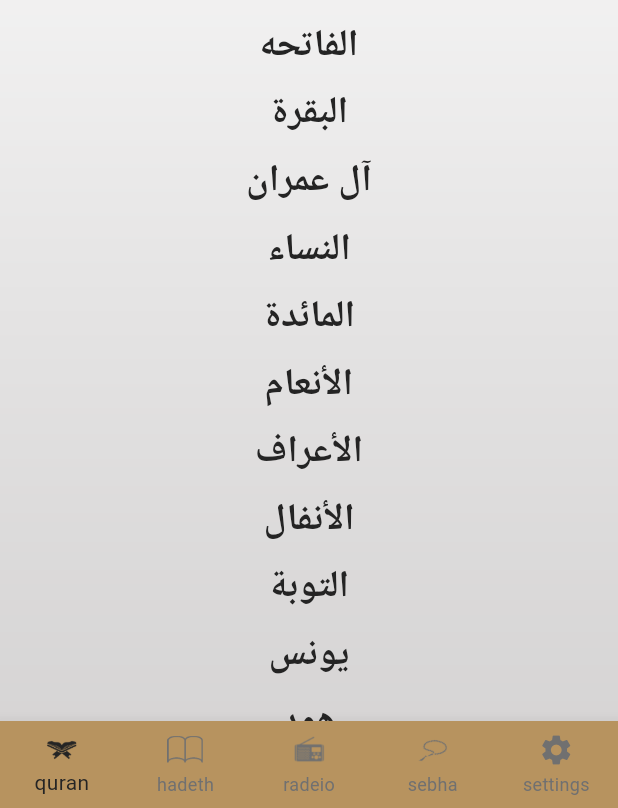
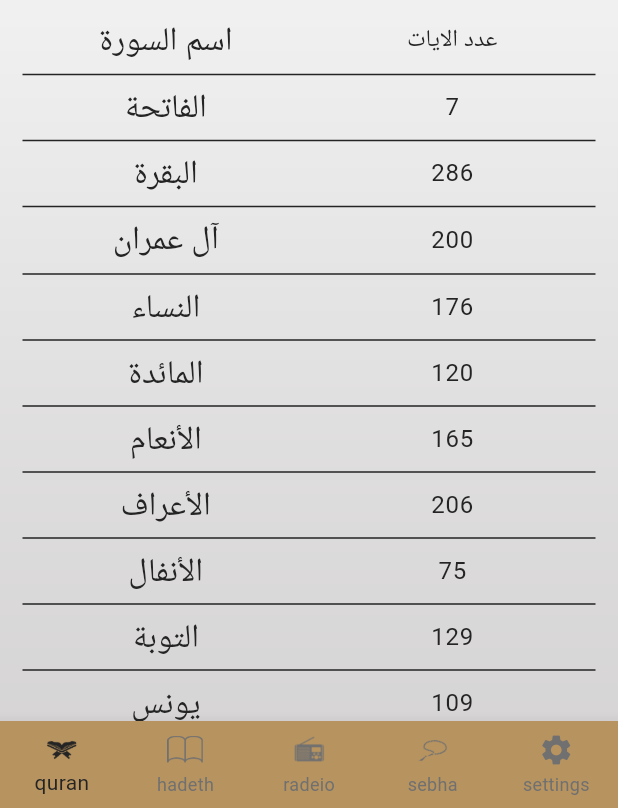
Before and after one commit to Amr-kh-dev/islame, a Flutter app: the screen it shows after launch, on a phone screen of 412 x 824 dp, the part 428-1236 px from its top. Run offline on Flutter 3.47's test engine with Material 3 defaults, Android fonts, the phone set to English and light mode, and no system bars; generated files the repository leaves out were written again.

Commit message:
finsh edit

```diff
--- a/lib/tabs/quran/quran.dart
+++ b/lib/tabs/quran/quran.dart
@@ -1,9 +1,13 @@
 import 'package:flutter/material.dart';
+import 'package:flutter_application_1/provider/provied_setting.dart';
 import 'package:flutter_application_1/tabs/quran/sura_contant.dart';
+import 'package:flutter_application_1/theme_app.dart';
+import 'package:provider/provider.dart';
 
 class Quran extends StatelessWidget {
-  List<String> suraName = [
-    "الفاتحه",
+  final List<String> suraName = [
+    'اسم السورة',
+    "الفاتحة",
     "البقرة",
     "آل عمران",
     "النساء",
@@ -119,39 +123,200 @@ class Quran extends StatelessWidget {
     "الناس"
   ];
 
+  final List<String> suraAyatCount = [
+    'عدد الايات',
+    '7',
+    '286',
+    '200',
+    '176',
+    '120',
+    '165',
+    '206',
+    '75',
+    '129',
+    '109',
+    '123',
+    '111',
+    '43',
+    '52',
+    '99',
+    '128',
+    '111',
+    '110',
+    '98',
+    '135',
+    '112',
+    '78',
+    '118',
+    '64',
+    '77',
+    '227',
+    '93',
+    '88',
+    '69',
+    '60',
+    '34',
+    '30',
+    '73',
+    '54',
+    '45',
+    '83',
+    '182',
+    '88',
+    '75',
+    '85',
+    '54',
+    '53',
+    '89',
+    '59',
+    '37',
+    '35',
+    '38',
+    '29',
+    '18',
+    '45',
+    '60',
+    '49',
+    '62',
+    '55',
+    '78',
+    '96',
+    '29',
+    '22',
+    '24',
+    '13',
+    '14',
+    '11',
+    '11',
+    '18',
+    '12',
+    '30',
+    '52',
+    '52',
+    '44',
+    '28',
+    '28',
+    '20',
+    '56',
+    '40',
+    '31',
+    '50',
+    '40',
+    '46',
+    '42',
+    '29',
+    '19',
+    '36',
+    '25',
+    '22',
+    '17',
+    '19',
+    '26',
+    '20',
+    '20',
+    '8',
+    '8',
+    '19',
+    '5',
+    '8',
+    '8',
+    '11',
+    '11',
+    '8',
+    '3',
+    '9',
+    '5',
+    '4',
+    '7',
+    '3',
+    '6'
+  ];
+
   Quran({super.key});
 
   @override
   Widget build(BuildContext context) {
+    final setting = Provider.of<ProviedSetting>(context);
     return Scaffold(
       body: Column(
+        crossAxisAlignment: CrossAxisAlignment.center,
         children: [
-        const Image(image: AssetImage('assets/images/qur2an_screen_logo.png')),
+          const Image(
+            image: AssetImage('assets/images/qur2an_screen_logo.png'),
+          ),
           Expanded(
             child: ListView.separated(
-            padding: const EdgeInsets.only(top: 16),
-            itemBuilder: (_, index) => GestureDetector(
+              padding: const EdgeInsets.all(15),
+              itemCount: suraName.length,
+              separatorBuilder: (context, index) => Divider(
+                thickness: 1,
+                color: setting.isDark ? ThemeApp.gold : ThemeApp.black,
+              ),
+              itemBuilder: (context, index) {
+                return GestureDetector(
                   onTap: () => Navigator.of(context).pushNamed(
                     SuraContant.routeName,
                     arguments: SuraCountantArges(
-                      index: index, suraName: suraName[index])),
-              child: Text(
-                suraName[index],
-                style: Theme.of(context).textTheme.headlineSmall,
-                textAlign: TextAlign.center,
+                      index: index == 0 ? index++ : index,
+                      suraName: suraName[index == 0 ? index++ : index],
                     ),
                   ),
-            itemCount: suraName.length,
-            separatorBuilder: (_, __) => const SizedBox(height: 12),
+                  child: Row(
+                    mainAxisAlignment: MainAxisAlignment.center,
+                    crossAxisAlignment: CrossAxisAlignment.center,
+                    children: [
+                      Expanded(
+                        child: Row(
+                          mainAxisAlignment: MainAxisAlignment.spaceAround,
+                          children: [
+                            Text(
+                              suraName[index],
+                              style: Theme.of(context)
+                                  .textTheme
+                                  .titleLarge!
+                                  .copyWith(
+                                      color: setting.isDark
+                                          ? Colors.white
+                                          : ThemeApp.black),
                             ),
-        )
                           ],
-    ));
+                        ),
+                      ),
+                      Expanded(
+                        child: Row(
+                          mainAxisAlignment: MainAxisAlignment.spaceAround,
+                          children: [
+                            Text(
+                              suraAyatCount[index],
+                              style: Theme.of(context)
+                                  .textTheme
+                                  .bodyLarge!
+                                  .copyWith(
+                                      color: setting.isDark
+                                          ? Colors.white
+                                          : ThemeApp.black),
+                            ),
+                          ],
+                        ),
+                      ),
+                    ],
+                  ),
+                );
+              },
+            ),
+          ),
+        ],
+      ),
+    );
   }
 }
 
 class SuraCountantArges {
   String suraName;
   int index;
-  SuraCountantArges({required this.index, required this.suraName});
+
+  SuraCountantArges({
+    required this.index,
+    required this.suraName,
+  });
 }
```
Also changed, not shown: lib/tabs/hadeth/hadeth_contant_screen.dart (+17 -4 lines), lib/tabs/hadeth/hadeth_tap.dart (+30 -2 lines), lib/tabs/quran/sura_contant.dart (+23 -7 lines), lib/tabs/settings/settings.dart (+5 -4 lines). Lines whose indentation alone changed are shown as unchanged.
